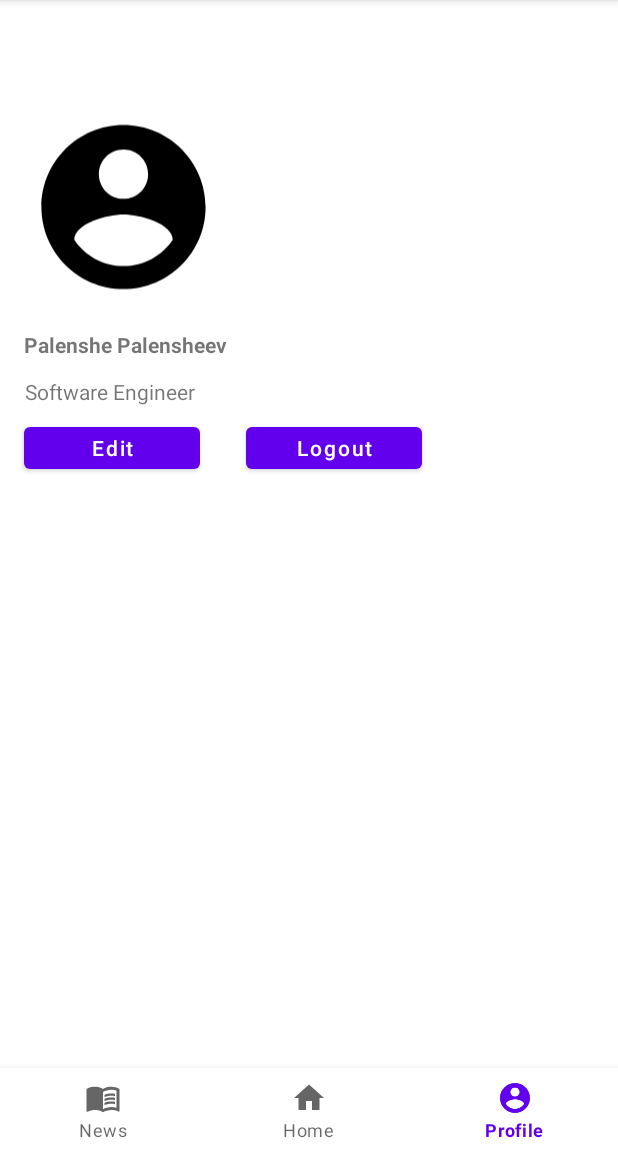
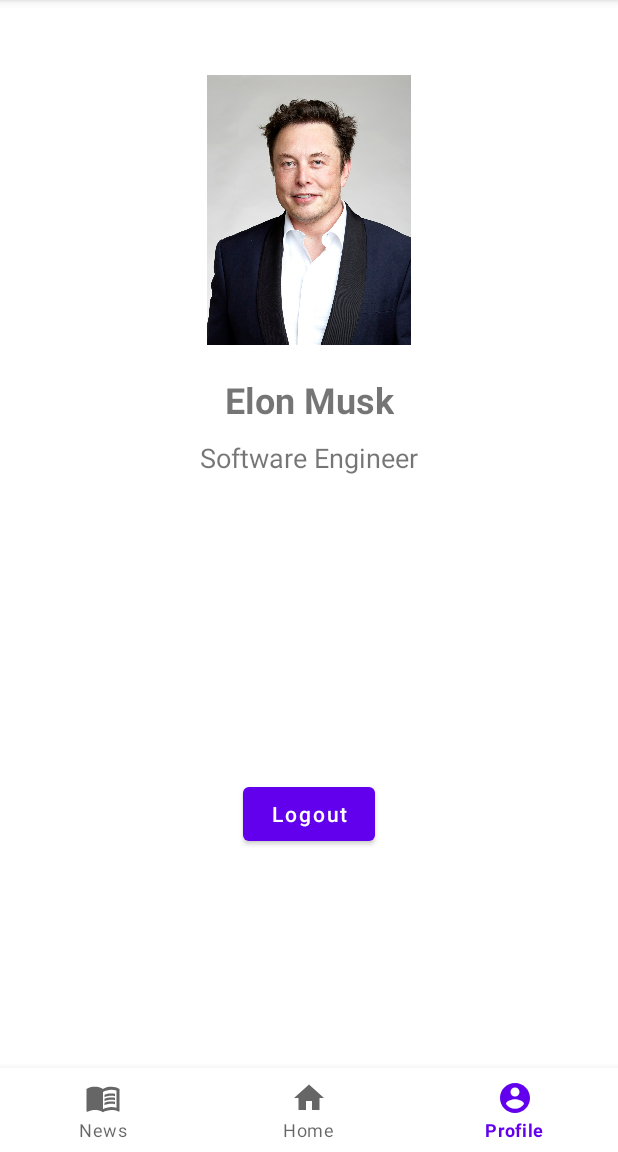
Before and after one commit to Azamatsksstv/projectttttt, an Android app: the ProfileFragment screen opened through its navigation route, on a phone screen of 412 x 824 dp, the part 84-1236 px from its top. Run offline under Robolectric (Android 15) with nearby library versions, the phone set to English and light mode, and no system bars; our stand-ins replace navigation-ui.

Commit message:
Visibility and onViewCreated

```diff
--- a/app/src/main/java/com/example/project/MainActivity.kt
+++ b/app/src/main/java/com/example/project/MainActivity.kt
@@ -2,6 +2,7 @@ package com.example.project
 
 import androidx.appcompat.app.AppCompatActivity
 import android.os.Bundle
+import androidx.core.view.isVisible
 import androidx.navigation.findNavController
 import androidx.navigation.ui.setupWithNavController
 import com.google.android.material.bottomnavigation.BottomNavigationView
@@ -16,7 +17,15 @@ class MainActivity : AppCompatActivity() {
         val bottomNavigationView = findViewById<BottomNavigationView
                 >(R.id.bottom_navigation_view)
         val navController = findNavController(R.id.nav_fragment)
-        bottomNavigationView.setupWithNavController(navController
+        bottomNavigationView.setupWithNavController(
+            navController
         )
+        navController.addOnDestinationChangedListener { _, destination, _ ->
+            bottomNavigationView.isVisible = when (destination.id) {
+                R.id.registerFragment,
+                R.id.loginFragment -> false
+                else -> true
+            }
+        }
     }
 }
--- a/app/src/main/java/com/example/project/ProfileFragment.kt
+++ b/app/src/main/java/com/example/project/ProfileFragment.kt
@@ -5,14 +5,15 @@ import androidx.fragment.app.Fragment
 import android.view.LayoutInflater
 import android.view.View
 import android.view.ViewGroup
+import android.widget.Button
+import androidx.navigation.fragment.findNavController
 
 // TODO: Rename parameter arguments, choose names that match
 // the fragment initialization parameters, e.g. ARG_ITEM_NUMBER
 private const val ARG_PARAM1 = "param1"
 private const val ARG_PARAM2 = "param2"
 
-/**
- * A simple [Fragment] subclass.
+/* A simple [Fragment] subclass.
 * Use the [ProfileFragment.newInstance] factory method to
 * create an instance of this fragment.
 */
@@ -38,9 +39,15 @@ class ProfileFragment : Fragment() {
         return inflater.inflate(R.layout.fragment_profile, container, false)
     }
 
+    override fun onViewCreated(view: View, savedInstanceState: Bundle?) {
+        super.onViewCreated(view, savedInstanceState)
+        view.findViewById<Button>(R.id.btn_logout).setOnClickListener {
+            findNavController().navigate(R.id.action_profileFragment_to_loginFragment)
+        }
+    }
+
     companion object {
-        /**
-         * Use this factory method to create a new instance of
+        /* Use this factory method to create a new instance of
         * this fragment using the provided parameters.
         *
         * @param param1 Parameter 1.
--- a/app/src/main/res/layout/fragment_profile.xml
+++ b/app/src/main/res/layout/fragment_profile.xml
@@ -9,14 +9,10 @@
 
     <ImageView
         android:id="@+id/imageView2"
-        android:layout_width="131dp"
-        android:layout_height="140dp"
-        android:layout_marginStart="16dp"
-        android:layout_marginTop="68dp"
-        android:layout_marginEnd="264dp"
-        android:layout_marginBottom="15dp"
-        android:src="@drawable/ic_baseline_account_circle_24"
-        app:layout_constraintBottom_toTopOf="@+id/textView2"
+        android:layout_width="140dp"
+        android:layout_height="180dp"
+        android:layout_marginTop="50dp"
+        android:src="@drawable/elon_musk"
         app:layout_constraintEnd_toEndOf="parent"
         app:layout_constraintStart_toStartOf="parent"
         app:layout_constraintTop_toTopOf="parent" />
@@ -25,13 +21,11 @@
         android:id="@+id/textView2"
         android:layout_width="wrap_content"
         android:layout_height="wrap_content"
-        android:layout_marginStart="20dp"
-        android:layout_marginTop="12dp"
-        android:layout_marginEnd="337dp"
-        android:text="Palenshe Palensheev"
+        android:layout_marginTop="20dp"
+        android:text="@string/usernamesurname"
+        android:textSize="24sp"
         android:textStyle="bold"
         app:layout_constraintEnd_toEndOf="parent"
-        app:layout_constraintHorizontal_bias="0.05"
         app:layout_constraintStart_toStartOf="parent"
         app:layout_constraintTop_toBottomOf="@+id/imageView2" />
 
@@ -39,39 +33,35 @@
         android:id="@+id/bio"
         android:layout_width="wrap_content"
         android:layout_height="wrap_content"
-        android:layout_marginStart="20dp"
-        android:layout_marginTop="12dp"
-        android:layout_marginEnd="337dp"
+        android:layout_marginTop="10dp"
         android:text="Software Engineer"
+        android:textSize="18sp"
         app:layout_constraintEnd_toEndOf="parent"
-        app:layout_constraintHorizontal_bias="0.065"
         app:layout_constraintStart_toStartOf="parent"
         app:layout_constraintTop_toBottomOf="@+id/textView2" />
 
-    <Button
-        android:id="@+id/btn_edit_profile"
-        android:layout_width="117dp"
-        android:layout_height="40dp"
-        android:layout_centerHorizontal="true"
-        android:layout_marginStart="16dp"
-        android:layout_marginTop="8dp"
-        android:height="1dp"
-        android:text="Edit"
-        android:textAllCaps="false"
-        app:layout_constraintStart_toStartOf="parent"
-        app:layout_constraintTop_toBottomOf="@id/bio" />
+<!--    <Button-->
+<!--        android:id="@+id/btn_edit_profile"-->
+<!--        android:layout_width="117dp"-->
+<!--        android:layout_height="40dp"-->
+<!--        android:layout_centerHorizontal="true"-->
+<!--        android:layout_marginStart="4dp"-->
+<!--        android:layout_marginTop="164dp"-->
+<!--        android:height="1dp"-->
+<!--        android:text="Edit"-->
+<!--        android:textAllCaps="false"-->
+<!--        app:layout_constraintStart_toStartOf="parent"-->
+<!--        app:layout_constraintTop_toBottomOf="@id/bio" />-->
 
     <Button
         android:id="@+id/btn_logout"
-        android:layout_width="117dp"
-        android:layout_height="40dp"
-        android:layout_centerHorizontal="true"
-        android:layout_marginStart="164dp"
-        android:layout_marginTop="8dp"
-        android:height="1dp"
+        android:layout_width="wrap_content"
+        android:layout_height="wrap_content"
         android:text="Logout"
         android:textAllCaps="false"
+        app:layout_constraintBottom_toBottomOf="parent"
+        app:layout_constraintEnd_toEndOf="parent"
         app:layout_constraintStart_toStartOf="parent"
-        app:layout_constraintTop_toBottomOf="@id/bio" />
+        app:layout_constraintTop_toBottomOf="@+id/bio" />
 
 </androidx.constraintlayout.widget.ConstraintLayout>
--- a/app/src/main/res/navigation/navigation.xml
+++ b/app/src/main/res/navigation/navigation.xml
@@ -29,5 +29,9 @@
         android:id="@+id/profileFragment"
         android:name="com.example.project.ProfileFragment"
         android:label="fragment_profile"
-        tools:layout="@layout/fragment_profile" />
+        tools:layout="@layout/fragment_profile" >
+        <action
+            android:id="@+id/action_profileFragment_to_loginFragment"
+            app:destination="@id/loginFragment" />
+    </fragment>
 </navigation>
--- a/app/src/main/res/values/strings.xml
+++ b/app/src/main/res/values/strings.xml
@@ -11,4 +11,5 @@
     <string name="login_failed">"Login failed"</string>
     <!-- TODO: Remove or change this placeholder text -->
     <string name="hello_blank_fragment">Hello blank fragment</string>
+    <string name="usernamesurname">Elon Musk</string>
 </resources>
```
Also changed, not shown: app/src/main/res/drawable/elon_musk.jpg (added). Lines whose indentation alone changed are shown as unchanged.
